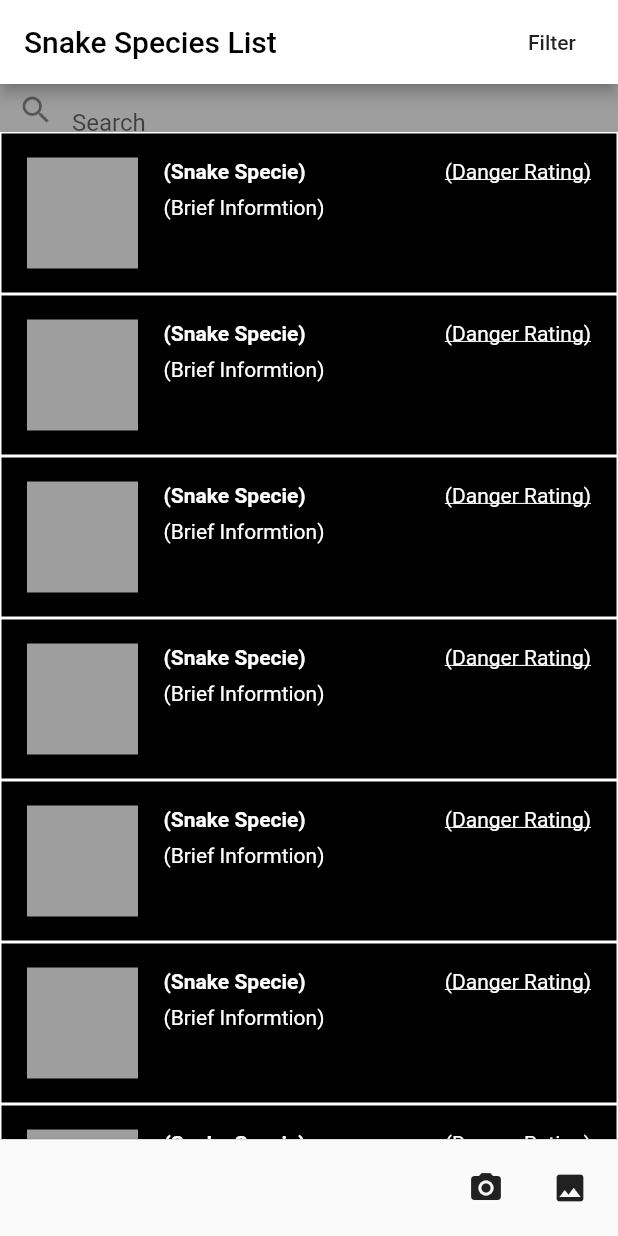
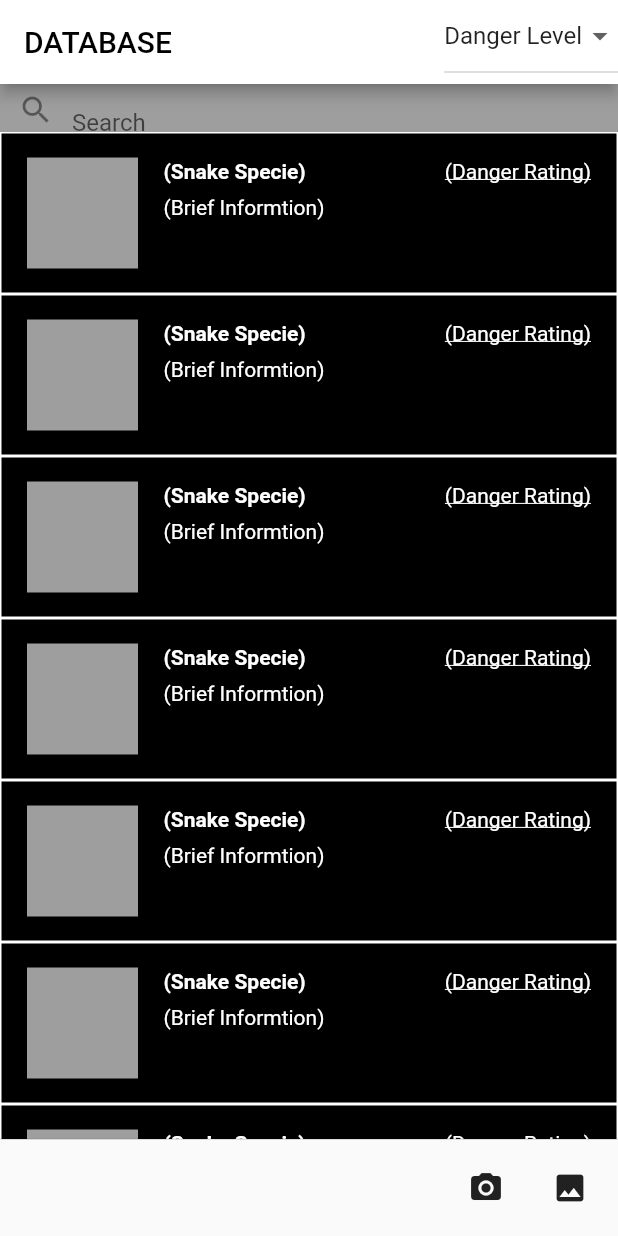
Before and after one commit to aaaldaco2002/snake_charmer, a Flutter app: the screen it shows after launch, on a phone screen of 412 x 824 dp. Run offline on Flutter 3.47's test engine with Material 2 defaults, Android fonts, the phone set to English and light mode, and no system bars; our stand-ins replace image_picker.

Commit message:
added in the filter function and the categories by which yo can filter the list

```diff
--- a/lib/main.dart
+++ b/lib/main.dart
@@ -49,6 +49,8 @@ class MyHomePage extends StatefulWidget {
 }
 
 class _MyHomePageState extends State<MyHomePage> {
+  String dropdownValue = 'Danger Level';
+
   Future getImage() async {
     var image = await ImagePicker.pickImage(source: ImageSource.camera);
   }
@@ -68,15 +70,27 @@ class _MyHomePageState extends State<MyHomePage> {
     return Scaffold(
       //term for collection of UI on screen with essentially the access to all of the sections of the screen
       appBar: AppBar(
-        title: Text('Snake Species List',
+        title: Text('DATABASE',
             style: TextStyle(
               color: Colors.black,
             )),
         backgroundColor: Colors.white,
         actions: <Widget>[
-          FlatButton(
-            child: Text('Filter'),
-            onPressed: () {},
+          DropdownButton<String> (
+            value: dropdownValue,
+            onChanged: (String newValue) {
+              setState(() {
+                dropdownValue = newValue;
+              });
+            },
+            items: <String>['Danger Level', 'Specie', 'Size', 'Location', 'No Filter']
+                .map<DropdownMenuItem<String>>((String value) {
+              return DropdownMenuItem<String>(
+                value: value,
+                child: Text(value),
+              );
+            })
+                .toList(),
           )
         ],
       ),
```
